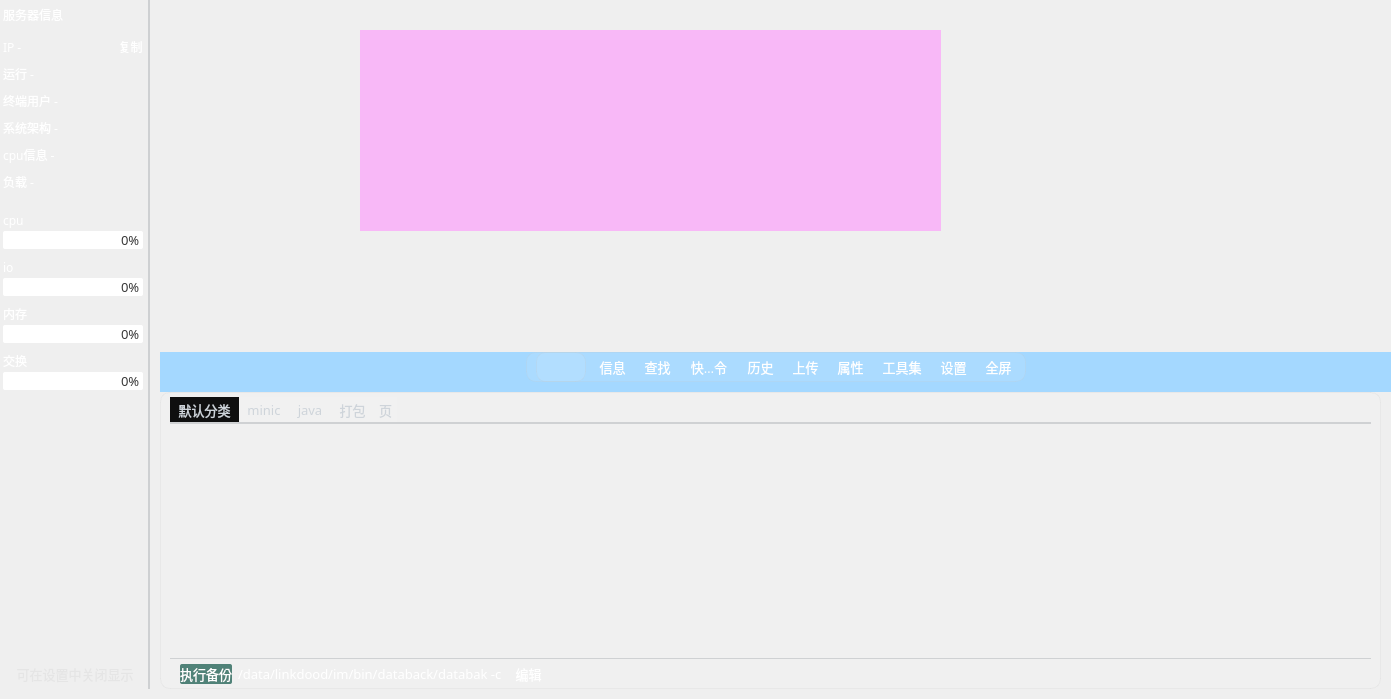
Above: Fdog-Kit/module_ssh/sshwidget.ui from HuaGouFdog/Fdog-Kit before the change. Below: the same form after it.
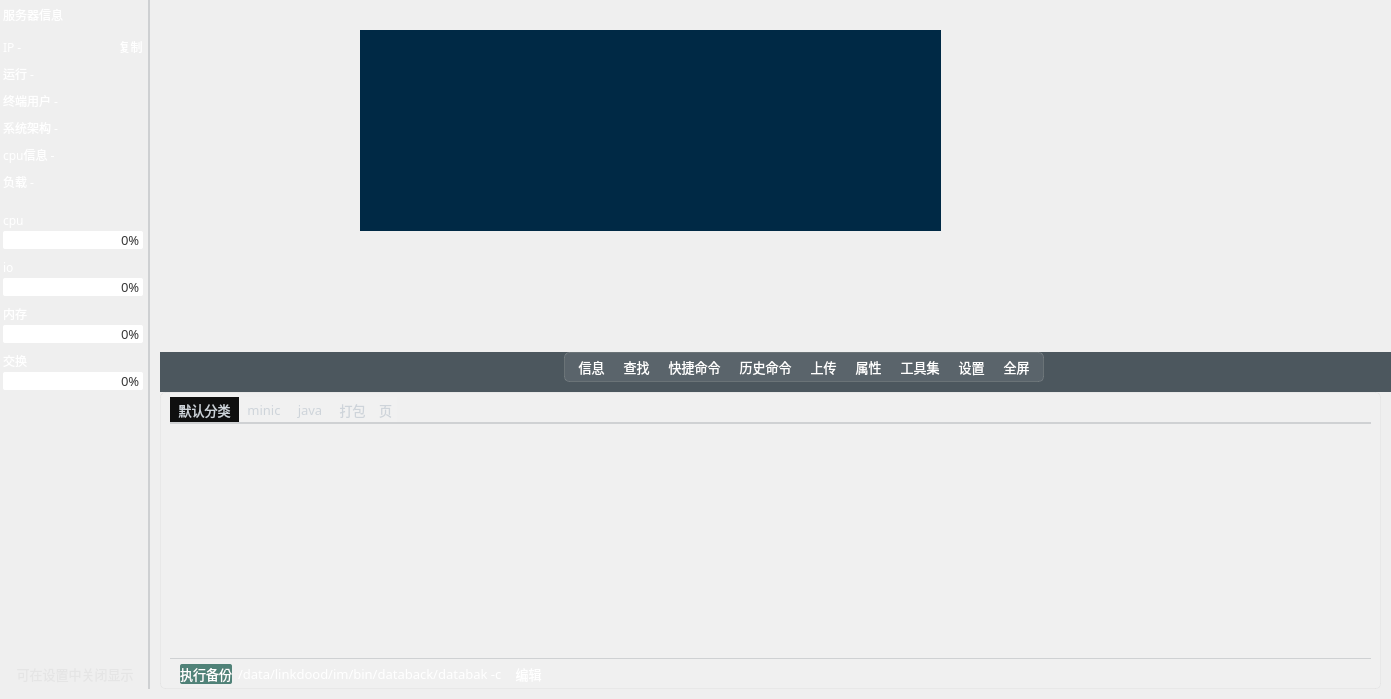
That is the form after the change. Icons and pictures are not drawn.

Commit message: 优化下载窗口ui，修复历史命令窗口跟随异常

Patch:
```diff
--- a/Fdog-Kit/module_ssh/sshwidget.ui
+++ b/Fdog-Kit/module_ssh/sshwidget.ui
@@ -1237,9 +1237,7 @@
                        </property>
                        <property name="styleSheet">
                         <string notr="true">QPlainTextEdit{
-	/*background-color: rgba(0, 41, 69, 0);*/
-    
-	background-color: rgba(255, 147, 253, 150);
+	background-color: rgba(0, 41, 69, 255);
 	font: 57 12pt &quot;Maple Mono NF CN Medium&quot;;
 	border: none;
 	padding-top:0px;
@@ -1390,7 +1388,7 @@
              <item>
               <widget class="QWidget" name="widget_cache" native="true">
                <property name="styleSheet">
-                <string notr="true">background-color: rgb(255, 0, 0);</string>
+                <string notr="true">background-color: rgba(85, 170, 0, 255);</string>
                </property>
               </widget>
              </item>
@@ -1410,8 +1408,8 @@
                </property>
                <property name="styleSheet">
                 <string notr="true">#widget_toolbar{
-/*background-color: rgb(30, 45, 54);*/
-	background-color: rgb(164, 216, 255);
+background-color: rgba(30, 45, 54, 200);
+	/*background-color: rgb(164, 216, 255);*/
 border-bottom:0px solid rgb(108, 117, 125, 65); 
 }
 </string>
@@ -1445,6 +1443,34 @@
                   </property>
                  </spacer>
                 </item>
+                <item>
+                 <widget class="QLabel" name="label">
+                  <property name="minimumSize">
+                   <size>
+                    <width>50</width>
+                    <height>0</height>
+                   </size>
+                  </property>
+                  <property name="maximumSize">
+                   <size>
+                    <width>50</width>
+                    <height>16777215</height>
+                   </size>
+                  </property>
+                  <property name="font">
+                   <font>
+                    <family>OPPOSans B</family>
+                    <pointsize>10</pointsize>
+                   </font>
+                  </property>
+                  <property name="styleSheet">
+                   <string notr="true">color: rgb(255, 255, 255);</string>
+                  </property>
+                  <property name="text">
+                   <string/>
+                  </property>
+                 </widget>
+                </item>
                 <item>
                  <widget class="QWidget" name="widget_toolbar_s" native="true">
                   <property name="minimumSize">
@@ -1462,7 +1488,7 @@
                   <property name="styleSheet">
                    <string notr="true">    border: 1px solid rgba(197, 197, 197,50);
     background-color: rgba(255, 255, 255, 20);
-    border-radius: 10px;</string>
+    border-radius: 5px;</string>
                   </property>
                   <layout class="QHBoxLayout" name="horizontalLayout_6">
                    <property name="spacing">
@@ -1480,34 +1506,6 @@
                    <property name="bottomMargin">
                     <number>0</number>
                    </property>
-                   <item>
-                    <widget class="QLabel" name="label">
-                     <property name="minimumSize">
-                      <size>
-                       <width>50</width>
-                       <height>0</height>
-                      </size>
-                     </property>
-                     <property name="maximumSize">
-                      <size>
-                       <width>50</width>
-                       <height>16777215</height>
-                      </size>
-                     </property>
-                     <property name="font">
-                      <font>
-                       <family>OPPOSans B</family>
-                       <pointsize>10</pointsize>
-                      </font>
-                     </property>
-                     <property name="styleSheet">
-                      <string notr="true">color: rgb(255, 255, 255);</string>
-                     </property>
-                     <property name="text">
-                      <string/>
-                     </property>
-                    </widget>
-                   </item>
                    <item>
                     <widget class="QToolButton" name="toolButton_info">
                      <property name="font">
@@ -1632,7 +1630,7 @@
 }</string>
                      </property>
                      <property name="text">
-                      <string>历史</string>
+                      <string>历史命令</string>
                      </property>
                     </widget>
                    </item>
@@ -1897,7 +1895,7 @@
              <string notr="true">#widget_3 {
     border: 1px solid rgba(197, 197, 197,50);
     background-color: rgba(255, 255, 255, 20);
-    border-radius: 10px;
+    border-radius: 5px;
 }
 </string>
             </property>
```
The commit also changes 5 other files.
